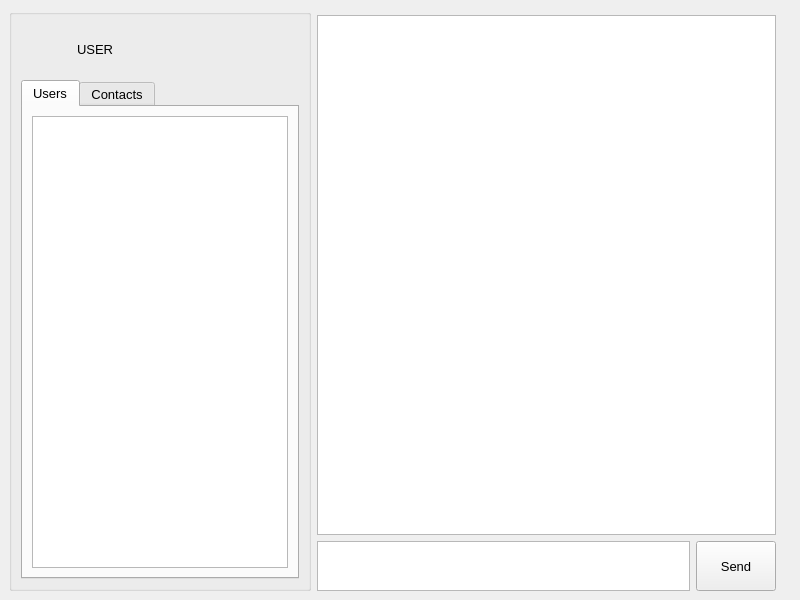
The window that client/ui/client.ui (Serega-SPb/Geekbrains_Client_Server_App) describes before a commit, drawn with Qt 5.
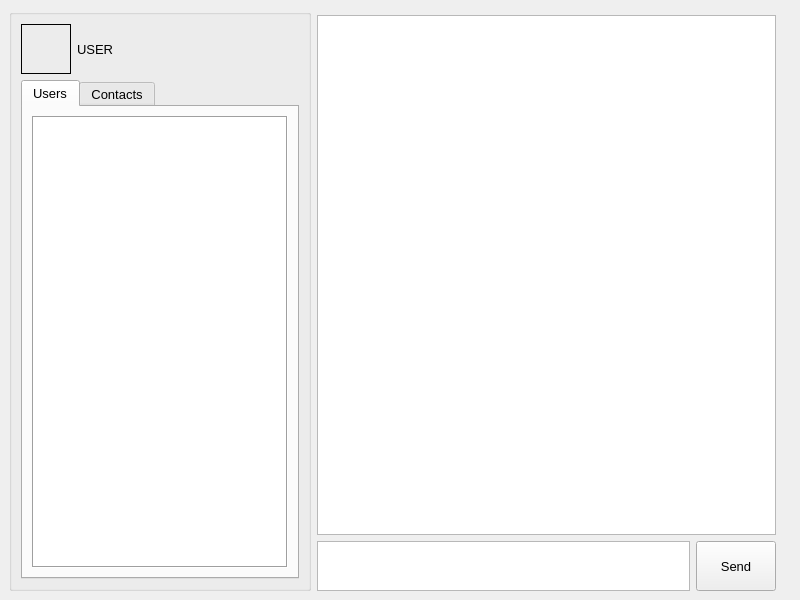
The same window after the commit.

Commit message: added border on avatar label (if avatar not set) added test_chat_launcher.py moved image_filter_launcher in client dir fixed paths for TestChatWindow (relative of __file__) updated readme

Patch:
```diff
--- a/client/ui/client.ui
+++ b/client/ui/client.ui
@@ -64,7 +64,11 @@
           </attribute>
           <layout class="QGridLayout" name="gridLayout_4">
            <item row="0" column="0">
-            <widget class="QListWidget" name="usersList"/>
+            <widget class="QListWidget" name="usersList">
+             <property name="frameShape">
+              <enum>QFrame::Box</enum>
+             </property>
+            </widget>
            </item>
           </layout>
          </widget>
@@ -96,6 +100,9 @@
              <height>50</height>
             </size>
            </property>
+           <property name="frameShape">
+            <enum>QFrame::Box</enum>
+           </property>
            <property name="text">
             <string/>
            </property>
```
The commit also changes 6 other files.
